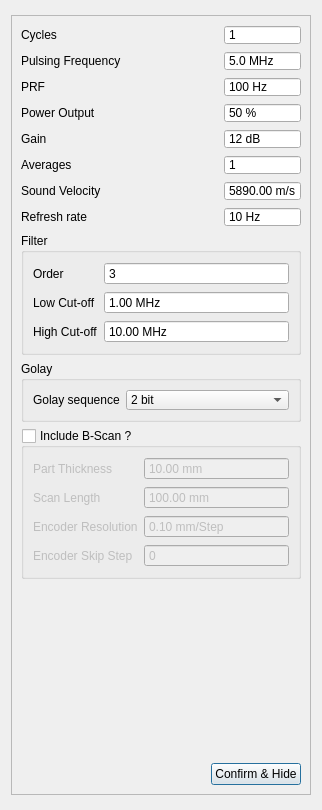
The window that tsettings.ui (SDJoeKing/Tubers_GUI) describes before a commit, drawn with Qt 5.
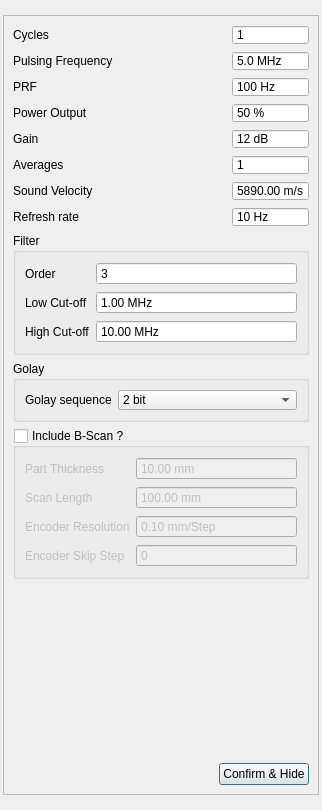
The same window after the commit.

Commit message: frames fit screen

```diff
--- a/tsettings.ui
+++ b/tsettings.ui
@@ -20,6 +20,18 @@
    <string>Dialog</string>
   </property>
   <layout class="QVBoxLayout" name="verticalLayout">
+   <property name="leftMargin">
+    <number>3</number>
+   </property>
+   <property name="topMargin">
+    <number>3</number>
+   </property>
+   <property name="rightMargin">
+    <number>3</number>
+   </property>
+   <property name="bottomMargin">
+    <number>3</number>
+   </property>
    <item>
     <widget class="QFrame" name="frame">
      <property name="maximumSize">
```
The commit also changes 2 other files.
